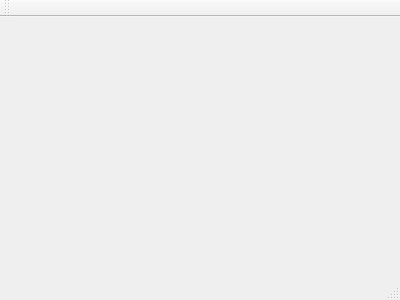
First picture: the form in QGLib/mainwindow.ui, repository Argzero/QGLib, before the edit.
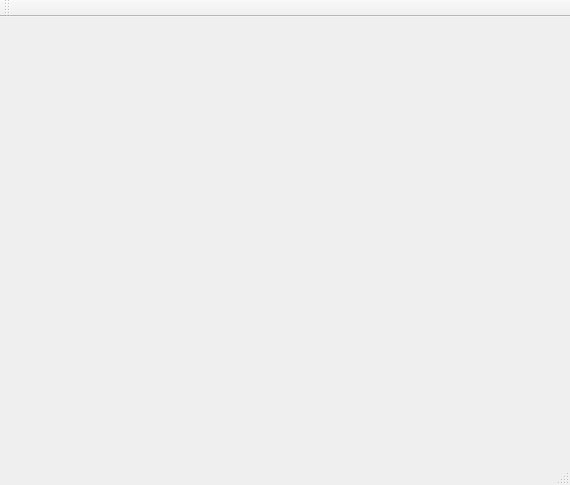
Second picture: the form after the edit.

```diff
--- a/QGLib/mainwindow.ui
+++ b/QGLib/mainwindow.ui
@@ -6,8 +6,8 @@
    <rect>
     <x>0</x>
     <y>0</y>
-    <width>400</width>
-    <height>300</height>
+    <width>570</width>
+    <height>485</height>
    </rect>
   </property>
   <property name="windowTitle">
```
Left out of the diff: 4 changed lines with no effect on the pictures.
